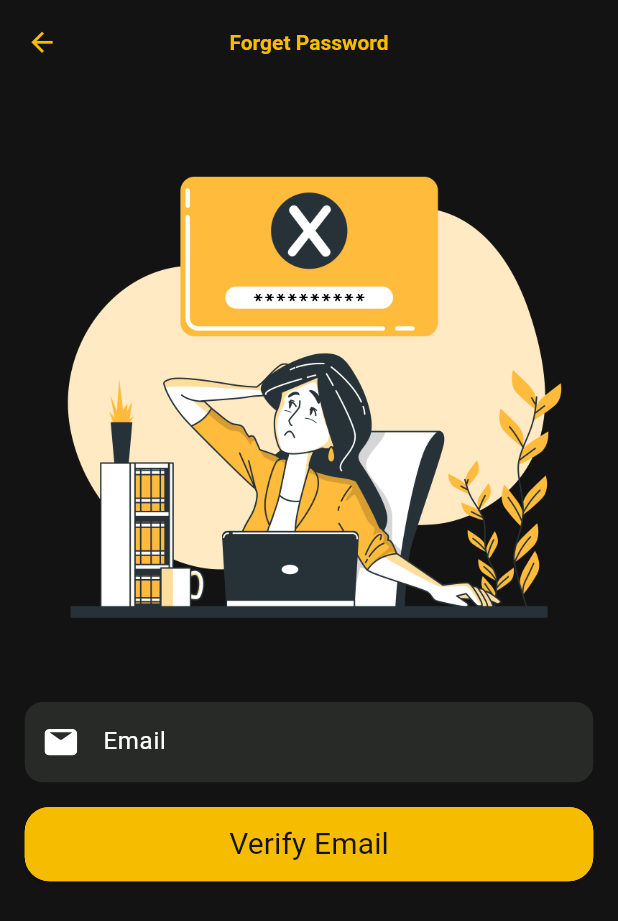
After one commit to saif4451/movies, a Flutter app: the ForgetPassword screen opened by its route, on a phone screen of 412 x 824 dp. The commit adds this screen. Shown: the top 921 px of the screen. Run offline on Flutter 3.47's test engine with Material 3 defaults, Android fonts, the phone set to English and light mode, and no system bars; our stand-ins replace easy_localization, flutter_svg.

Commit message:
+ Set Forget Password ui

```diff
--- a/assets/translations/en.json
+++ b/assets/translations/en.json
@@ -32,5 +32,7 @@
   "update_data": "Update Data",
   "reset_password": "Reset Password",
   "pick_avatar": "Pick Avatar",
-  "forget_password": "Forget Password ?"
+  "forget_password": "Forget Password ?",
+  "forget_password_appBar": "Forget Password",
+  "verify_email": "Verify Email"
 }
--- a/lib/core/utils/app_assets.dart
+++ b/lib/core/utils/app_assets.dart
@@ -16,6 +16,7 @@ class AppAssets {
   static const String egyptFlag = 'assets/icons/EG.svg';
   static const String usaFlag = 'assets/icons/LR.svg';
   static const String userProf = 'assets/icons/user_prof.svg';
+  static const String forgetPassword ='assets/images/Forgot password.png';
 
 
   static const String onBoarding1 = 'assets/images/on_boarding1.png' ;
--- a/lib/core/utils/app_routs.dart
+++ b/lib/core/utils/app_routs.dart
@@ -5,6 +5,7 @@ class AppRouts {
   static const String updateProf = 'update_profile_screen';
   static const String homeRouteName = 'Home_Screen';
   static const String loginRouteName = 'Login_Screen';
+  static const String forgetPasswordRouteName = 'Forget_password_Screen';
 
 
 
--- a/lib/main.dart
+++ b/lib/main.dart
@@ -1,6 +1,7 @@
 import 'package:easy_localization/easy_localization.dart';
 import 'package:flutter/material.dart';
 import 'package:movies_app/core/utils/app_routs.dart';
+import 'package:movies_app/screens/authntication/forget_password.dart';
 import 'package:movies_app/screens/authntication/login.dart';
 import 'package:movies_app/screens/authntication/register.dart';
 import 'package:movies_app/screens/home/home_screen.dart';
@@ -33,6 +34,7 @@ class MyApp extends StatelessWidget {
         AppRouts.updateProf :(context) => UpdateProfile(),
         AppRouts.homeRouteName :(context) => HomeScreen(),
         AppRouts.loginRouteName :(context) => LoginScreen(),
+        AppRouts.forgetPasswordRouteName:   (context)=> ForgetPassword(),
       },
       initialRoute: AppRouts.onBoarding1,
       localizationsDelegates: context.localizationDelegates,
--- /dev/null
+++ b/lib/screens/authntication/forget_password.dart
@@ -0,0 +1,55 @@
+import 'package:easy_localization/easy_localization.dart';
+import 'package:flutter/material.dart';
+import 'package:movies_app/core/utils/app_assets.dart';
+import 'package:movies_app/core/utils/app_text_styels.dart';
+import '../../core/utils/app_colors.dart';
+import '../../core/utils/mob_size.dart';
+import '../widgets/custom_app_bar.dart';
+import '../widgets/custom_elevated_button.dart';
+import '_buildTextField.dart';
+
+class ForgetPassword extends StatelessWidget {
+  const ForgetPassword({super.key});
+
+  @override
+  Widget build(BuildContext context) {
+    final size =MediaQuery.of(context).size;
+    double width= context.width;
+    double height= context.height;
+    return Scaffold(
+      backgroundColor: AppColors.blackColor,
+        appBar: CustomAppBar.CustomApp(context.tr('forget_password_appBar'), context),
+      body: SingleChildScrollView(
+        child: Column(
+          children: [
+            // ------image ----
+            Image.asset(AppAssets.forgetPassword),
+            Padding(
+              padding:  EdgeInsets.symmetric(horizontal: width*0.04),
+              child: Column(
+                spacing: height*0.02,
+                children: [
+                  //--------- text field -----
+                  CustomTextField(hintText: context.tr('email'), imagePath:AppAssets.emailIcon,),
+                  // -----button Verify Email ----
+                  CustomElevatedButton(
+                    text:context.tr('verify_email') ,
+                    func: () {
+                      //todo verify Email action
+                    },
+                    color: AppColors.primaryColor,
+                    textStyle:AppTextStyels.black20regular,
+                  )
+                ],
+              ),
+            ),
+
+
+          ],
+        ),
+      ),
+
+
+    );
+  }
+}
--- a/lib/screens/authntication/login.dart
+++ b/lib/screens/authntication/login.dart
@@ -54,9 +54,15 @@ class _LoginScreenState extends State<LoginScreen> {
             ),
 
 
-            Align(
-              alignment: Alignment.centerRight,
-              child: Text(context.tr("forget_password"),style:AppTextStyels.orange14regular
+            InkWell(
+              onTap:(){
+
+                Navigator.pushNamed(context, AppRouts.forgetPasswordRouteName);
+              },
+              child: Align(
+                alignment: Alignment.centerRight,
+                child: Text(context.tr("forget_password"),style:AppTextStyels.orange14regular
+                ),
               ),
             ),
             SizedBox(
```
Also changed, not shown: assets/images/Forgot password.png (added), assets/splash_screen/movie_branding.png (added), assets/splash_screen/movie_center.png (added), pubspec.lock, 2 other files.
